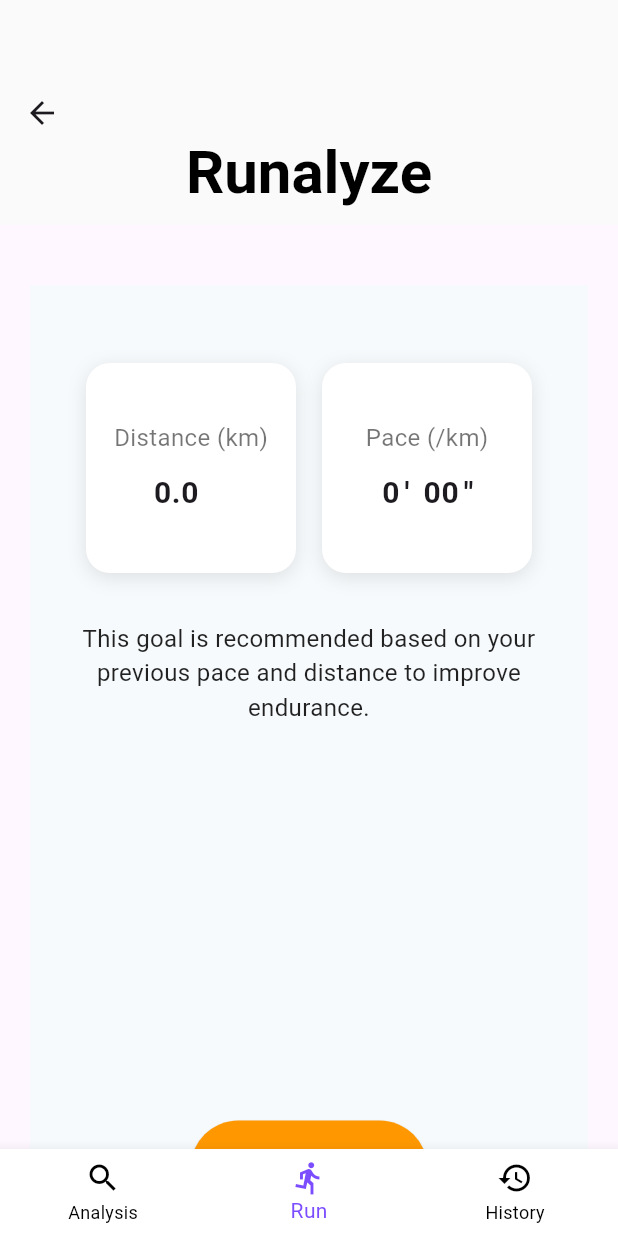
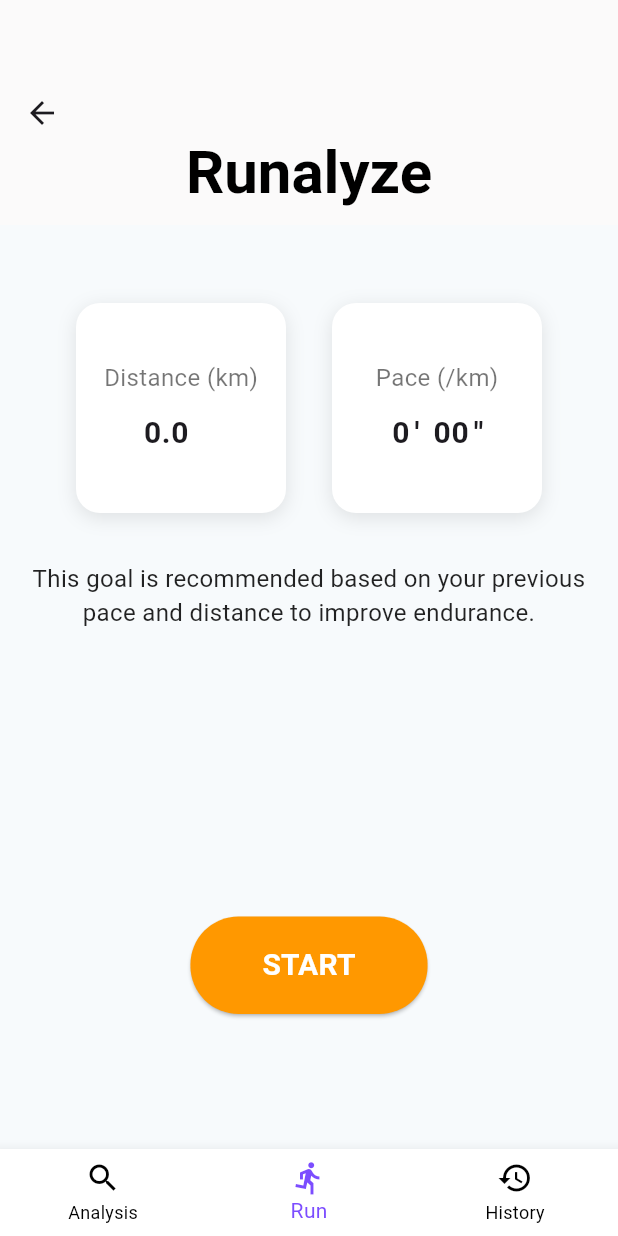
Before and after one commit to JNoctis/Hackathon_Physical_app, a Flutter app: the MainPage screen opened by its route, on a phone screen of 412 x 824 dp. Run offline on Flutter 3.47's test engine with Material 3 defaults, Android fonts, the phone set to English and light mode, and no system bars; our stand-ins replace audioplayers, flutter_dotenv, geolocator, lottie, shared_preferences; accounts and stored records are empty; network calls fail.

Commit message:
fixing main page

```diff
--- a/physicalapp/lib/main.dart
+++ b/physicalapp/lib/main.dart
@@ -1,3 +1,10 @@
+/// 重點改動：
+/// 1. 移除 SingleChildScrollView，改用 Column + Spacer 保持畫面不滾動。
+/// 2. 使用 AnimatedPadding 避免鍵盤遮住內容。
+/// 3. 點擊空白處會收鍵盤（GestureDetector）。
+/// 4. _EditableBox 改為允許輸入小數。
+/// 5. 修正高度間距，讓整體版面在不滾動時仍然對齊。
+
 import 'package:flutter/material.dart';
 import 'pages/analysis.dart';
 import 'instruction.dart';
@@ -107,47 +114,39 @@ class _MainPageState extends State<MainPage> {
       });
     }
 
+    final bottomInset = MediaQuery.of(context).viewInsets.bottom;
+
     return Scaffold(
       resizeToAvoidBottomInset: true,
       appBar: PreferredSize(
         preferredSize: const Size.fromHeight(150),
         child: AppBar(
-        backgroundColor: const Color.fromARGB(255, 251, 250, 250), // 白色背景
-        toolbarHeight: 150, // 👈 安全增加高度
+          backgroundColor: const Color.fromARGB(255, 251, 250, 250),
+          toolbarHeight: 150,
           centerTitle: true,
           elevation: 0,
           title: const Padding(
-          padding: EdgeInsets.only(top: 80), // 👈 加這行讓文字往下
+            padding: EdgeInsets.only(top: 80),
             child: Text(
               'Runalyze',
               style: TextStyle(
                 fontWeight: FontWeight.bold,
                 fontSize: 40,
-              color: Colors.black, // 白底用黑字
+                color: Colors.black,
               ),
             ),
           ),
-
         ),
       ),
-
-      body: GestureDetector(
+      body: AnimatedPadding(
+        duration: const Duration(milliseconds: 200),
+        padding: EdgeInsets.only(bottom: bottomInset),
+        child: GestureDetector(
           onTap: () => FocusScope.of(context).unfocus(),
-        child: SingleChildScrollView(
-          padding: const EdgeInsets.symmetric(horizontal: 20, vertical: 40),
-          child: ConstrainedBox(
-            constraints: BoxConstraints(
-              minHeight: MediaQuery.of(context).size.height -
-                  kBottomNavigationBarHeight -
-                  kToolbarHeight,
-            ),
-            child: IntrinsicHeight(
           child: HomePage(
             key: ValueKey('$curr_goal_dist-$curr_goal_pace'),
             currGoalDist: curr_goal_dist,
             currGoalPace: curr_goal_pace,
-              ),
-            ),
           ),
         ),
       ),
@@ -176,6 +175,9 @@ class _MainPageState extends State<MainPage> {
     );
   }
 }
+
+// 其餘 HomePage、_EditableBox、_PaceInputBox、_TimeField 元件保持不動
+
 
 class HomePage extends StatefulWidget {
   final double currGoalDist;
@@ -330,9 +332,9 @@ class _EditableBox extends StatelessWidget {
                 width: 50,
                 child: TextField(
                   controller: controller,
-                  keyboardType: TextInputType.number,
+                  keyboardType: const TextInputType.numberWithOptions(decimal: true),
                   inputFormatters: [
-                    FilteringTextInputFormatter.allow(RegExp(r'^\d{0,2}(\.\d?)?'))
+                    FilteringTextInputFormatter.allow(RegExp(r'^\d*\.?\d{0,2}'))
                   ],
                   // r
                   style: const TextStyle(fontSize: 20, fontWeight: FontWeight.bold),
```
Lines whose indentation alone changed are shown as unchanged.
